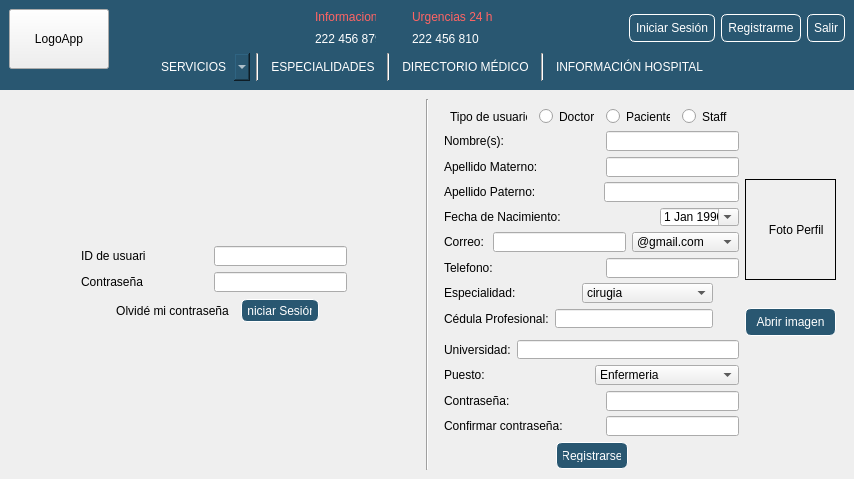
Before: the Qt Designer form mainwindow.ui in Laloses/Hospital, drawn with Qt 5.
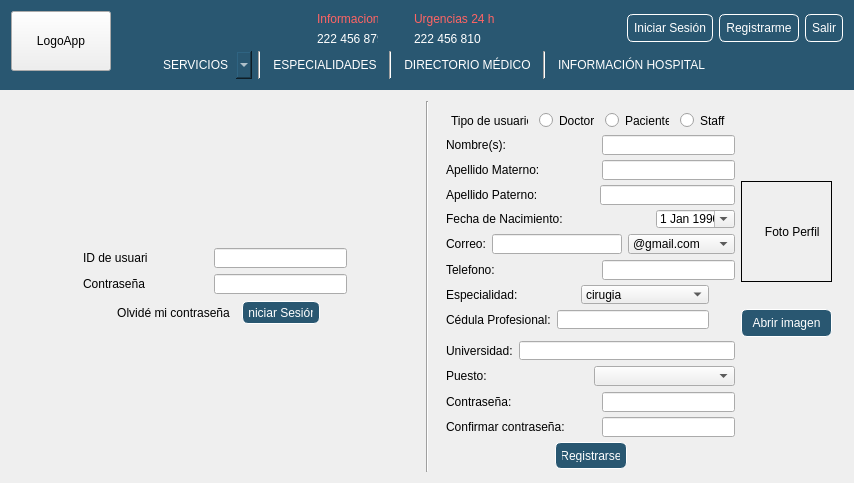
After: the same form once the commit is applied. Icons and pictures are not drawn.

```diff
--- a/mainwindow.ui
+++ b/mainwindow.ui
@@ -1,12 +1,12 @@
 <ui version="4.0">
  <class>MainWindow</class>
- <widget class="QMainWindow" name="MainWindow" >
-  <property name="geometry" >
+ <widget class="QMainWindow" name="MainWindow">
+  <property name="geometry">
    <rect>
     <x>0</x>
     <y>0</y>
-    <width>400</width>
-    <height>300</height>
+    <width>854</width>
+    <height>479</height>
    </rect>
   </property>
   <property name="windowTitle" >
@@ -1070,13 +1070,7 @@
                </widget>
               </item>
               <item>
-               <widget class="QComboBox" name="comboBox_puesto">
-                <item>
-                 <property name="text">
-                  <string>Enfermeria</string>
-                 </property>
-                </item>
-               </widget>
+               <widget class="QComboBox" name="comboBox_puesto"/>
               </item>
              </layout>
             </item>
@@ -1356,8 +1350,7 @@
    </layout>
   </widget>
  </widget>
- <layoutDefault spacing="6" margin="11" />
- <pixmapfunction></pixmapfunction>
+ <layoutdefault spacing="6" margin="11"/>
  <resources/>
  <connections/>
 </ui>
```
Left out of the diff: 5 changed lines with no effect on the pictures.
